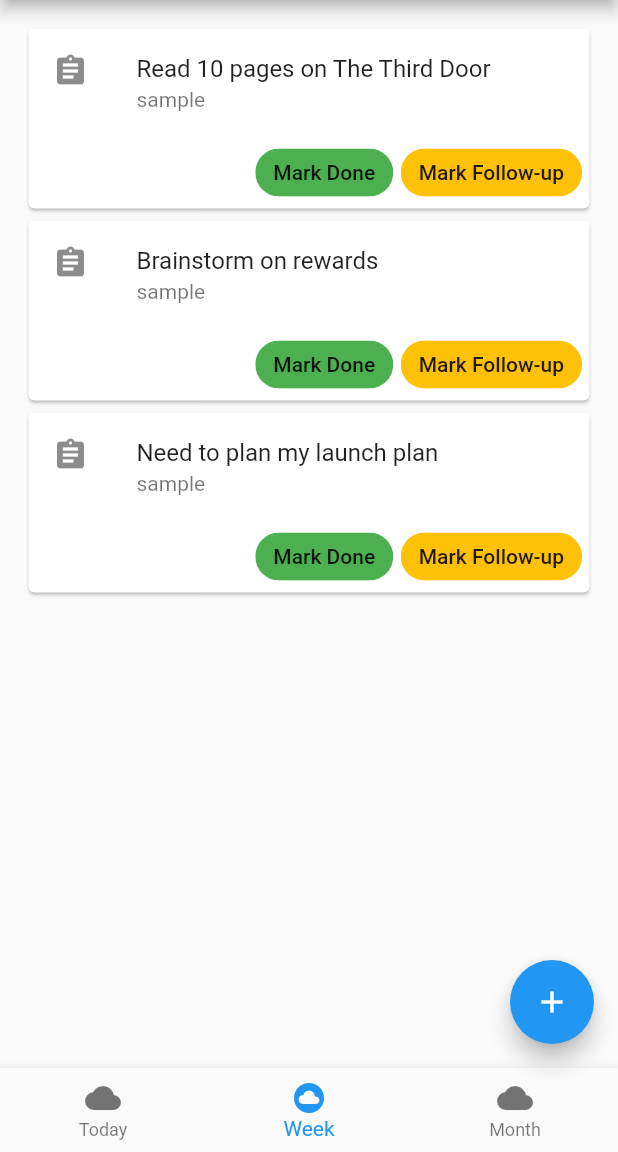
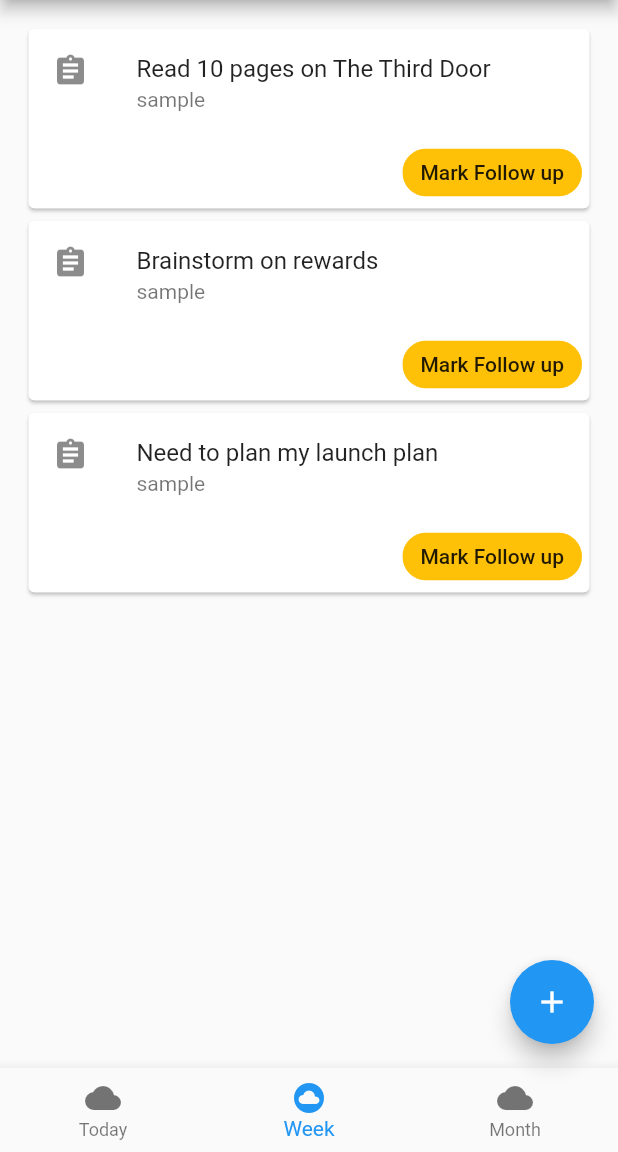
Before and after one commit to hustlebar/focus, a Flutter app: the WeeklyPage screen opened by its route, on a phone screen of 412 x 824 dp, the part 84-1236 px from its top. Run offline on Flutter 3.47's test engine with Material 2 defaults, Android fonts, the phone set to English and light mode, and no system bars.

```diff
--- a/lib/src/pages/weekly.dart
+++ b/lib/src/pages/weekly.dart
@@ -1,6 +1,7 @@
 import 'package:flutter/material.dart';
 import '../widgets/bottom_navigation.dart';
 import 'package:focus/src/model/task.dart';
+import 'package:focus/src/widgets/space.dart';
 
 class WeeklyPage extends StatefulWidget {
 
@@ -74,23 +75,11 @@ class WeeklyPageState extends State<WeeklyPage> {
             mainAxisAlignment: MainAxisAlignment.end,
             children: <Widget>[
               ActionChip(
-                label: Text('Mark Done'),
-                backgroundColor: Colors.green,
-                onPressed: () => _onDone(task),
-              ),
-              SizedBox(
-                width: 5.0,
-                height: 5.0,
-              ),
-              ActionChip(
-                label: Text('Mark Follow-up'),
+                label: Text('Mark Follow up'),
                 backgroundColor: Colors.amber,
                 onPressed: () => _onFollowup(task),
               ),
-              SizedBox(
-                width: 5.0,
-                height: 5.0,
-              )
+              Space(5.0, 5.0)
             ],
           )
         ],
--- /dev/null
+++ b/lib/src/widgets/space.dart
@@ -0,0 +1,14 @@
+import 'package:flutter/material.dart';
+
+class Space extends StatelessWidget {
+  Space(this.width, this.height);
+  final double width, height;
+
+  @override
+  Widget build(BuildContext context) {
+    return SizedBox(
+      width: width,
+      height: height,
+    );
+  }
+}
```
